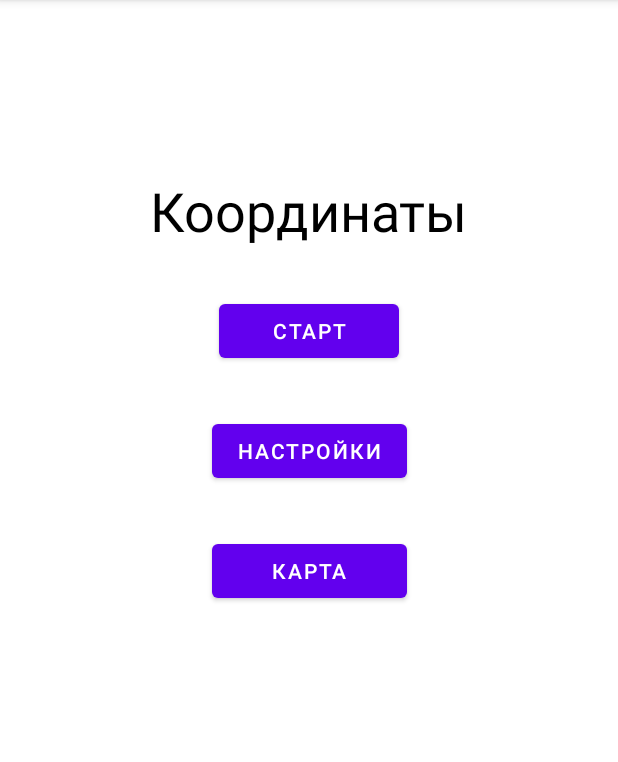
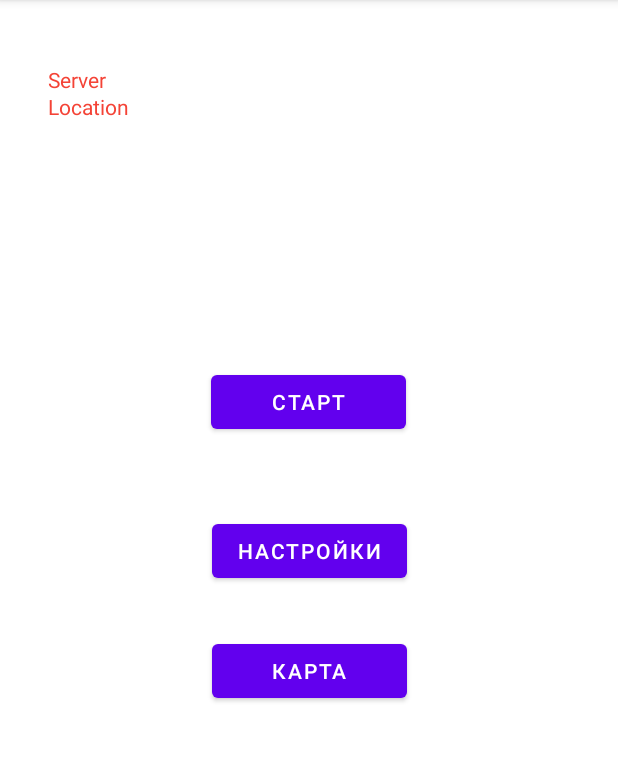
Before and after one commit to Necris174/Necris, an Android app: the screen it shows after launch (MainActivity), on a phone screen of 412 x 824 dp, the part 84-846 px from its top. Run offline under Robolectric (Android 15) with nearby library versions, the phone set to English and light mode, and no system bars.

```diff
--- a/app/src/main/java/ru/locarus/androidtrackerapp/MainActivity.java
+++ b/app/src/main/java/ru/locarus/androidtrackerapp/MainActivity.java
@@ -4,12 +4,17 @@ import androidx.annotation.NonNull;
 import androidx.appcompat.app.AppCompatActivity;
 import androidx.core.app.ActivityCompat;
 import androidx.core.content.ContextCompat;
+import androidx.localbroadcastmanager.content.LocalBroadcastManager;
 
 import android.Manifest;
 import android.app.ActivityManager;
+import android.content.BroadcastReceiver;
 import android.content.Context;
 import android.content.Intent;
+import android.content.IntentFilter;
+import android.content.SharedPreferences;
 import android.content.pm.PackageManager;
+import android.graphics.Color;
 import android.os.Bundle;
 import android.util.Log;
 import android.view.View;
@@ -18,6 +23,7 @@ import android.widget.TextView;
 import android.widget.Toast;
 
 import com.google.android.gms.common.util.Hex;
+import com.google.android.gms.maps.model.LatLng;
 
 import java.util.List;
 
@@ -29,18 +35,26 @@ public class MainActivity extends AppCompatActivity {
     private String LocationUpdateTime;
     private static final int REQUEST_CODE_LOCATION_PERMISSION = 1;
     private List<Point> list;
+    private TextView viewServerConnection;
+    private TextView viewLocationService;
+    private SharedPreferences sharedPreferences;
+    private SharedPreferences.Editor editor;
 
     @Override
     protected void onCreate(Bundle savedInstanceState) {
         super.onCreate(savedInstanceState);
         setContentView(R.layout.activity_main);
         PointsDbOpenHelper pointsDbOpenHelper = new PointsDbOpenHelper(this);
+        LocalBroadcastManager.getInstance(this).registerReceiver(mMessageReceiver,
+                new IntentFilter("Status"));
+        sharedPreferences = this.getSharedPreferences("ButtonStatus", Context.MODE_PRIVATE);
+        editor = sharedPreferences.edit();
 
 
-
-        textView = findViewById(R.id.textView2);
         start = findViewById(R.id.button_start);
-
+        start.setText(sharedPreferences.getString("ButtonStatus","Старт"));
+        viewLocationService = findViewById(R.id.location);
+        viewServerConnection = findViewById(R.id.server);
 
 
         start.setOnClickListener(view -> {
@@ -50,23 +64,57 @@ public class MainActivity extends AppCompatActivity {
                 ) != PackageManager.PERMISSION_GRANTED) {
                     ActivityCompat.requestPermissions(MainActivity.this, new String[]{Manifest.permission.ACCESS_FINE_LOCATION}, REQUEST_CODE_LOCATION_PERMISSION);
                 } else {
-                    Log.d("LOCATION", "старт");
                     startLocationService();
-                    start.setText("СТОП");
+                    start.setText("Стоп");
+                    editor.putString("ButtonStatus", start.getText().toString());
+                    editor.apply();
                 }
             } else {
                 stopLocationService();
                 start.setText("Старт");
+                editor.putString("ButtonStatus", start.getText().toString());
+                editor.apply();
 
             }
         });
 
+
+
     }
+
+    @Override
+    protected void onDestroy() {
+        super.onDestroy();
+        editor.putString("ButtonStatus", start.getText().toString());
+        editor.apply();
+    }
+
+    private BroadcastReceiver mMessageReceiver = new BroadcastReceiver() {
+        @Override
+        public void onReceive(Context context, Intent intent) {
+            // Get extra data included in the Intent
+            String s = intent.getStringExtra("status");
+            if (s.equals(Constants.ACTION_START_LOCATION_SERVICE)){
+                viewLocationService.setTextColor(Color.GREEN);
+            } else if (s.equals(Constants.ACTION_STOP_LOCATION_SERVICE)){
+                viewLocationService.setTextColor(Color.RED);
+            } else if (s.equals("start")){
+                viewServerConnection.setTextColor(Color.GREEN);
+            }else if (s.equals("stop")){
+                viewServerConnection.setTextColor(Color.RED);
+            }
+        }
+    };
     public void onClickMap(View view) {
         Intent map = new Intent(this,MapsActivity.class);
         startActivity(map);
     }
 
+    @Override
+    protected void onSaveInstanceState(Bundle outState) {
+        super.onSaveInstanceState(outState);
+        outState.putString("StartOrStop", start.getText().toString());
+    }
 
     @Override
     public void onRequestPermissionsResult(int requestCode, @NonNull String[] permissions, @NonNull int[] grantResults) {
@@ -83,13 +131,11 @@ public class MainActivity extends AppCompatActivity {
 
 
     private void startLocationService(){
-
             Log.d(TAG, "startLocationService");
             Intent intent = new Intent(getApplicationContext(),LocationService.class);
             intent.setAction(Constants.ACTION_START_LOCATION_SERVICE);
             startService(intent);
             Toast.makeText(this,"Location service started", Toast.LENGTH_SHORT).show();
-
     }
     private void stopLocationService (){
         Log.d(TAG, "stopLocationService");
--- a/app/src/main/java/ru/locarus/androidtrackerapp/Point.java
+++ b/app/src/main/java/ru/locarus/androidtrackerapp/Point.java
@@ -17,6 +17,11 @@ public class Point implements Serializable {
         this.speed = speed;
         this.time = time;
         this.altitude = altitude;
+    }
+
+    public Point(double latitude, double longitude) {
+        this.latitude = latitude;
+        this.longitude = longitude;
     }
 
     public Point(int id, double latitude, double longitude, float speed, long time, double altitude) {
--- a/app/src/main/java/ru/locarus/androidtrackerapp/PointsDbOpenHelper.java
+++ b/app/src/main/java/ru/locarus/androidtrackerapp/PointsDbOpenHelper.java
@@ -96,10 +96,6 @@ public class PointsDbOpenHelper extends SQLiteOpenHelper {
                 }
             }
         cursor.close();
-        for (Point point : pointList) {
-            Log.d(Constants.TAG, "ID: "+ point.getId()+"Latitude: "+point.getLatitude()+"Longitude: "+point.getLongitude()+"");
-        }
-
         return pointList;
     }
 }
--- a/app/src/main/res/layout/activity_main.xml
+++ b/app/src/main/res/layout/activity_main.xml
@@ -12,14 +12,15 @@
         android:layout_width="130dp"
         android:layout_height="wrap_content"
         android:layout_marginStart="8dp"
-        android:layout_marginTop="112dp"
         android:layout_marginEnd="8dp"
-        android:text="@string/Настройки"
         android:onClick="onClickSettings"
+        android:text="@string/Settings"
+        app:layout_constraintBottom_toBottomOf="parent"
         app:layout_constraintEnd_toEndOf="parent"
         app:layout_constraintHorizontal_bias="0.501"
         app:layout_constraintStart_toStartOf="parent"
-        app:layout_constraintTop_toBottomOf="@+id/textView2"
+        app:layout_constraintTop_toTopOf="parent"
+        app:layout_constraintVertical_bias="0.477"
         tools:ignore="OnClick" />
 
     <Button
@@ -34,26 +35,43 @@
         app:layout_constraintStart_toStartOf="parent"
         app:layout_constraintTop_toBottomOf="@+id/button2" />
 
-    <TextView
-        android:id="@+id/textView2"
-        android:layout_width="wrap_content"
-        android:layout_height="wrap_content"
-        android:layout_marginTop="116dp"
-        android:text="@string/textview"
-        android:textColor="@android:color/black"
-        android:textSize="36sp"
-        app:layout_constraintEnd_toEndOf="parent"
-        app:layout_constraintStart_toStartOf="parent"
-        app:layout_constraintTop_toTopOf="parent" />
-
     <Button
         android:id="@+id/button_start"
-        android:layout_width="120dp"
+        android:layout_width="130dp"
         android:layout_height="wrap_content"
+        android:layout_marginBottom="8dp"
         android:text="@string/Старт"
         app:layout_constraintBottom_toTopOf="@+id/button2"
         app:layout_constraintEnd_toEndOf="parent"
+        app:layout_constraintHorizontal_bias="0.498"
         app:layout_constraintStart_toStartOf="parent"
-        app:layout_constraintTop_toBottomOf="@+id/textView2" />
+        app:layout_constraintTop_toTopOf="parent"
+        app:layout_constraintVertical_bias="0.85" />
+
+    <TextView
+        android:id="@+id/server"
+        android:layout_width="55dp"
+        android:layout_height="18dp"
+        android:text="@string/Server"
+        android:textColor="@color/red"
+        app:layout_constraintBottom_toBottomOf="parent"
+        app:layout_constraintEnd_toEndOf="parent"
+        app:layout_constraintHorizontal_bias="0.09"
+        app:layout_constraintStart_toStartOf="parent"
+        app:layout_constraintTop_toTopOf="parent"
+        app:layout_constraintVertical_bias="0.058" />
+
+    <TextView
+        android:id="@+id/location"
+        android:layout_width="wrap_content"
+        android:layout_height="wrap_content"
+        android:text="@string/Location"
+        android:textColor="@color/red"
+        app:layout_constraintBottom_toBottomOf="parent"
+        app:layout_constraintEnd_toEndOf="parent"
+        app:layout_constraintHorizontal_bias="0.09"
+        app:layout_constraintStart_toStartOf="parent"
+        app:layout_constraintTop_toBottomOf="@+id/server"
+        app:layout_constraintVertical_bias="0.0" />
 
 </androidx.constraintlayout.widget.ConstraintLayout>
--- a/app/src/main/res/values/colors.xml
+++ b/app/src/main/res/values/colors.xml
@@ -7,4 +7,7 @@
     <color name="teal_700">#FF018786</color>
     <color name="black">#FF000000</color>
     <color name="white">#FFFFFFFF</color>
+    <color name="green">#14e31b</color>
+    <color name="red">#FFF44336</color>
+
 </resources>
--- a/app/src/main/res/values/strings.xml
+++ b/app/src/main/res/values/strings.xml
@@ -4,8 +4,10 @@
     <string name="textview">Координаты</string>
     <string name="button">Button</string>
     <string name="Карта">Карта</string>
-    <string name="Настройки">Настройки</string>
+    <string name="Settings">Настройки</string>
     <string name="Старт">Старт</string>
     <string name="title_activity_maps2">Карта</string>
     <string name="title_activity_maps">Map</string>
+    <string name="Server">Server</string>
+    <string name="Location">Location</string>
 </resources>
```
Also changed, not shown: app/src/main/AndroidManifest.xml (+14 -2 lines), app/src/main/java/ru/locarus/androidtrackerapp/BootCompleteReceiver.java (added, +15 -0 lines), app/src/main/java/ru/locarus/androidtrackerapp/GettingPointsString.java (+8 -29 lines), app/src/main/java/ru/locarus/androidtrackerapp/LocationService.java (+101 -44 lines), app/src/main/java/ru/locarus/androidtrackerapp/MyThread.java (added, +50 -0 lines), gradle/wrapper/gradle-wrapper.properties.
